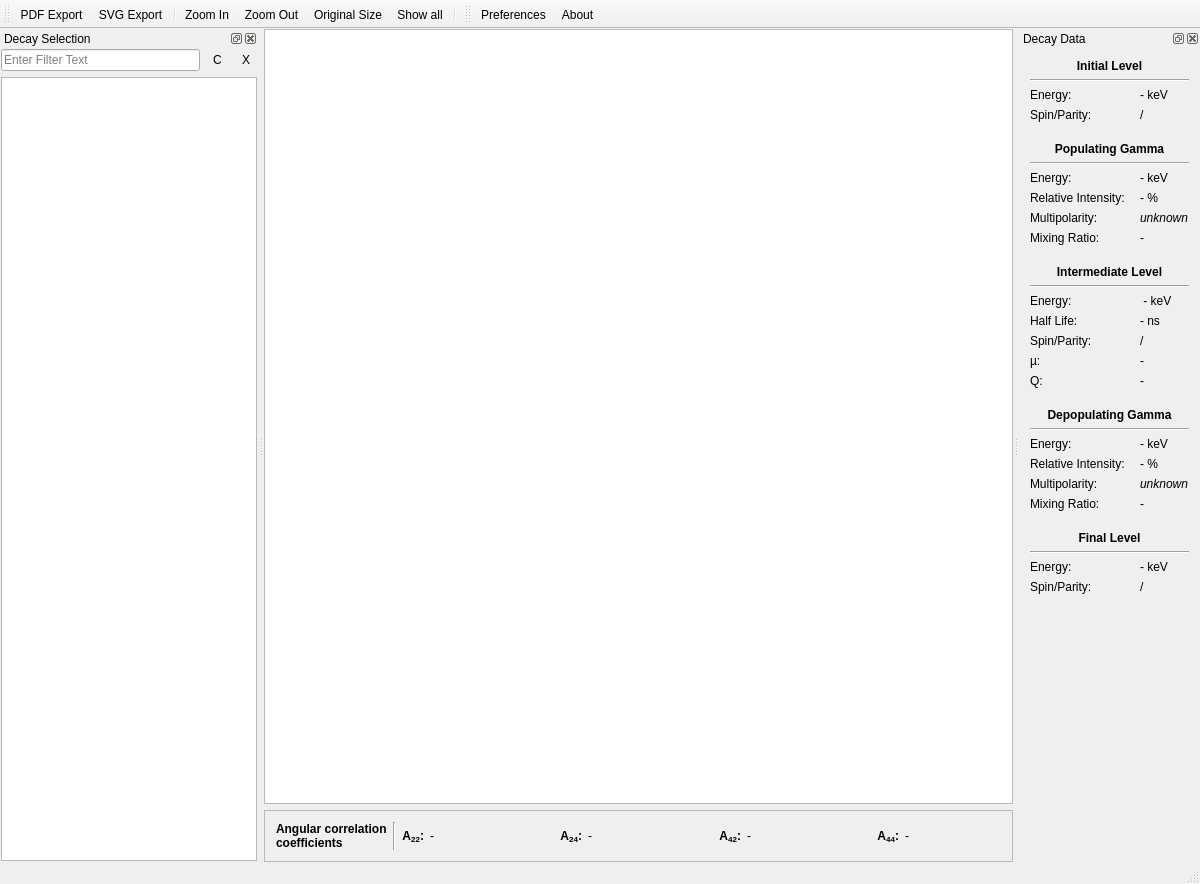
This is Nuclei.ui in martukas/nuclei as Qt 5 draws it before an edit. The edited form follows.
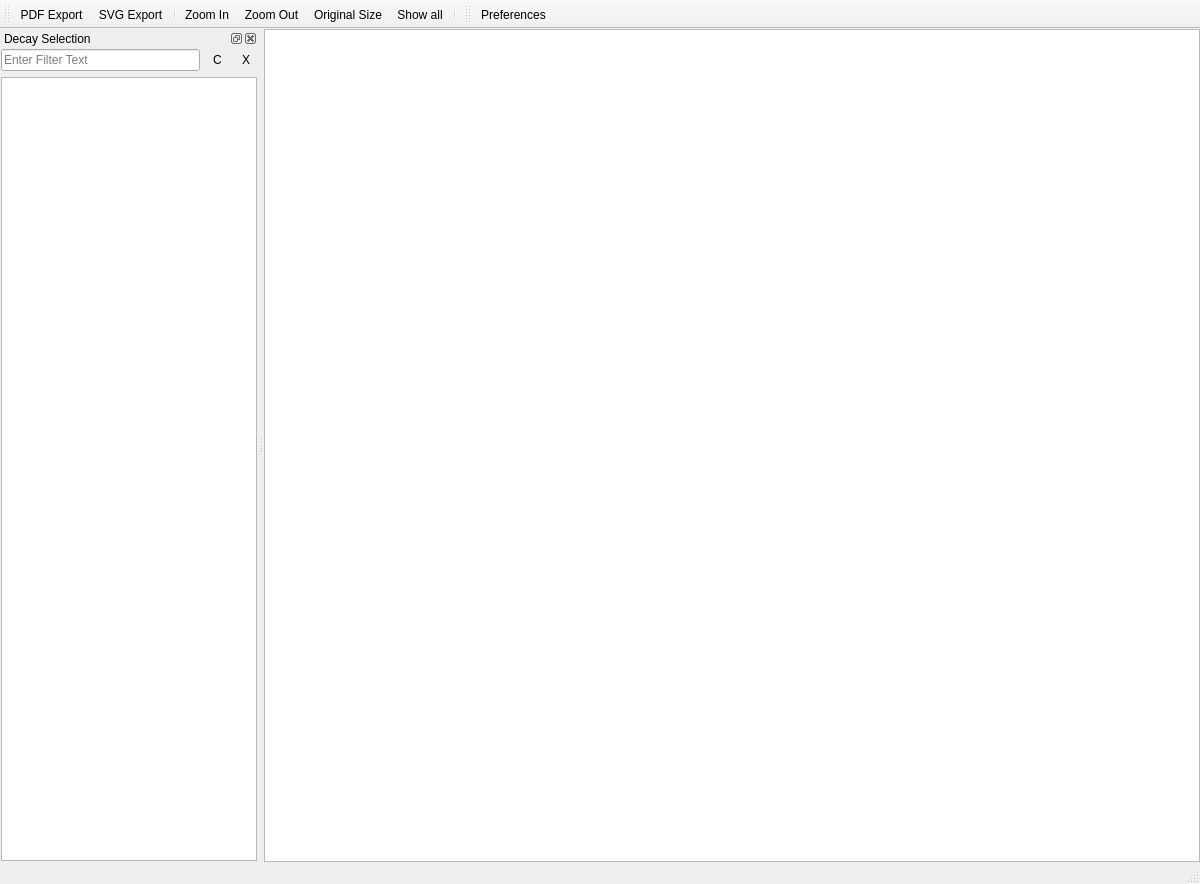
This is the edited form. Icons and pictures are not drawn. Custom widgets are drawn as their Qt base class.

```diff
--- a/Nuclei.ui
+++ b/Nuclei.ui
@@ -46,235 +46,6 @@
         </property>
        </widget>
       </item>
-      <item>
-       <widget class="QFrame" name="frame">
-        <property name="frameShape">
-         <enum>QFrame::StyledPanel</enum>
-        </property>
-        <property name="frameShadow">
-         <enum>QFrame::Raised</enum>
-        </property>
-        <layout class="QHBoxLayout" name="horizontalLayout">
-         <item>
-          <widget class="QLabel" name="anisotropyLabel">
-           <property name="font">
-            <font>
-             <weight>75</weight>
-             <bold>true</bold>
-            </font>
-           </property>
-           <property name="text">
-            <string>Angular correlation coefficients</string>
-           </property>
-           <property name="wordWrap">
-            <bool>true</bool>
-           </property>
-          </widget>
-         </item>
-         <item>
-          <widget class="Line" name="line">
-           <property name="orientation">
-            <enum>Qt::Vertical</enum>
-           </property>
-          </widget>
-         </item>
-         <item>
-          <widget class="QLabel" name="a22Label">
-           <property name="sizePolicy">
-            <sizepolicy hsizetype="Fixed" vsizetype="Preferred">
-             <horstretch>0</horstretch>
-             <verstretch>0</verstretch>
-            </sizepolicy>
-           </property>
-           <property name="font">
-            <font>
-             <weight>75</weight>
-             <bold>true</bold>
-            </font>
-           </property>
-           <property name="text">
-            <string>&lt;html&gt;&lt;head/&gt;&lt;body&gt;&lt;p&gt;A&lt;span style=&quot; vertical-align:sub;&quot;&gt;22&lt;/span&gt;:&lt;/p&gt;&lt;/body&gt;&lt;/html&gt;</string>
-           </property>
-           <property name="alignment">
-            <set>Qt::AlignRight|Qt::AlignTrailing|Qt::AlignVCenter</set>
-           </property>
-          </widget>
-         </item>
-         <item>
-          <widget class="QLabel" name="a22">
-           <property name="font">
-            <font>
-             <weight>50</weight>
-             <bold>false</bold>
-            </font>
-           </property>
-           <property name="toolTip">
-            <string>&lt;html&gt;&lt;head/&gt;&lt;body&gt;&lt;p&gt;A&lt;span style=&quot; vertical-align:sub;&quot;&gt;22&lt;/span&gt;&lt;/p&gt;&lt;p&gt;If the sign of δ&lt;sub&gt;1&lt;/sub&gt; or δ&lt;sub&gt;2&lt;/sub&gt; is unknown all possible combinations are shown. Results are then tagged with the signs of δ&lt;sub&gt;1&lt;/sub&gt; and δ&lt;sub&gt;2&lt;/sub&gt;.&lt;/p&gt;&lt;/body&gt;&lt;/html&gt;</string>
-           </property>
-           <property name="text">
-            <string>-</string>
-           </property>
-           <property name="wordWrap">
-            <bool>true</bool>
-           </property>
-           <property name="textInteractionFlags">
-            <set>Qt::LinksAccessibleByMouse|Qt::TextSelectableByKeyboard|Qt::TextSelectableByMouse</set>
-           </property>
-          </widget>
-         </item>
-         <item>
-          <widget class="QLabel" name="a24Label">
-           <property name="sizePolicy">
-            <sizepolicy hsizetype="Fixed" vsizetype="Preferred">
-             <horstretch>0</horstretch>
-             <verstretch>0</verstretch>
-            </sizepolicy>
-           </property>
-           <property name="minimumSize">
-            <size>
-             <width>50</width>
-             <height>0</height>
-            </size>
-           </property>
-           <property name="font">
-            <font>
-             <weight>75</weight>
-             <bold>true</bold>
-            </font>
-           </property>
-           <property name="text">
-            <string>&lt;html&gt;&lt;head/&gt;&lt;body&gt;&lt;p&gt;A&lt;span style=&quot; vertical-align:sub;&quot;&gt;24&lt;/span&gt;:&lt;/p&gt;&lt;/body&gt;&lt;/html&gt;</string>
-           </property>
-           <property name="alignment">
-            <set>Qt::AlignRight|Qt::AlignTrailing|Qt::AlignVCenter</set>
-           </property>
-          </widget>
-         </item>
-         <item>
-          <widget class="QLabel" name="a24">
-           <property name="font">
-            <font>
-             <weight>50</weight>
-             <bold>false</bold>
-            </font>
-           </property>
-           <property name="toolTip">
-            <string>&lt;html&gt;&lt;head/&gt;&lt;body&gt;&lt;p&gt;A&lt;span style=&quot; vertical-align:sub;&quot;&gt;24&lt;/span&gt;&lt;/p&gt;&lt;p&gt;If the sign of δ&lt;sub&gt;1&lt;/sub&gt; or δ&lt;sub&gt;2&lt;/sub&gt; is unknown all possible combinations are shown. Results are then tagged with the signs of δ&lt;sub&gt;1&lt;/sub&gt; and δ&lt;sub&gt;2&lt;/sub&gt;.&lt;/p&gt;&lt;/body&gt;&lt;/html&gt;</string>
-           </property>
-           <property name="text">
-            <string>-</string>
-           </property>
-           <property name="wordWrap">
-            <bool>true</bool>
-           </property>
-           <property name="textInteractionFlags">
-            <set>Qt::LinksAccessibleByMouse|Qt::TextSelectableByKeyboard|Qt::TextSelectableByMouse</set>
-           </property>
-          </widget>
-         </item>
-         <item>
-          <widget class="QLabel" name="a42Label">
-           <property name="sizePolicy">
-            <sizepolicy hsizetype="Fixed" vsizetype="Preferred">
-             <horstretch>0</horstretch>
-             <verstretch>0</verstretch>
-            </sizepolicy>
-           </property>
-           <property name="minimumSize">
-            <size>
-             <width>50</width>
-             <height>0</height>
-            </size>
-           </property>
-           <property name="font">
-            <font>
-             <weight>75</weight>
-             <bold>true</bold>
-            </font>
-           </property>
-           <property name="text">
-            <string>&lt;html&gt;&lt;head/&gt;&lt;body&gt;&lt;p&gt;A&lt;span style=&quot; vertical-align:sub;&quot;&gt;42&lt;/span&gt;:&lt;/p&gt;&lt;/body&gt;&lt;/html&gt;</string>
-           </property>
-           <property name="alignment">
-            <set>Qt::AlignRight|Qt::AlignTrailing|Qt::AlignVCenter</set>
-           </property>
-          </widget>
-         </item>
-         <item>
-          <widget class="QLabel" name="a42">
-           <property name="font">
-            <font>
-             <weight>50</weight>
-             <bold>false</bold>
-            </font>
-           </property>
-           <property name="toolTip">
-            <string>&lt;html&gt;&lt;head/&gt;&lt;body&gt;&lt;p&gt;A&lt;span style=&quot; vertical-align:sub;&quot;&gt;42&lt;/span&gt;&lt;/p&gt;&lt;p&gt;If the sign of δ&lt;sub&gt;1&lt;/sub&gt; or δ&lt;sub&gt;2&lt;/sub&gt; is unknown all possible combinations are shown. Results are then tagged with the signs of δ&lt;sub&gt;1&lt;/sub&gt; and δ&lt;sub&gt;2&lt;/sub&gt;.&lt;/p&gt;&lt;/body&gt;&lt;/html&gt;</string>
-           </property>
-           <property name="text">
-            <string>-</string>
-           </property>
-           <property name="wordWrap">
-            <bool>true</bool>
-           </property>
-           <property name="textInteractionFlags">
-            <set>Qt::LinksAccessibleByMouse|Qt::TextSelectableByKeyboard|Qt::TextSelectableByMouse</set>
-           </property>
-          </widget>
-         </item>
-         <item>
-          <widget class="QLabel" name="a44Label">
-           <property name="sizePolicy">
-            <sizepolicy hsizetype="Fixed" vsizetype="Preferred">
-             <horstretch>0</horstretch>
-             <verstretch>0</verstretch>
-            </sizepolicy>
-           </property>
-           <property name="minimumSize">
-            <size>
-             <width>50</width>
-             <height>0</height>
-            </size>
-           </property>
-           <property name="font">
-            <font>
-             <weight>75</weight>
-             <bold>true</bold>
-            </font>
-           </property>
-           <property name="text">
-            <string>&lt;html&gt;&lt;head/&gt;&lt;body&gt;&lt;p&gt;A&lt;span style=&quot; vertical-align:sub;&quot;&gt;44&lt;/span&gt;:&lt;/p&gt;&lt;/body&gt;&lt;/html&gt;</string>
-           </property>
-           <property name="alignment">
-            <set>Qt::AlignRight|Qt::AlignTrailing|Qt::AlignVCenter</set>
-           </property>
-          </widget>
-         </item>
-         <item>
-          <widget class="QLabel" name="a44">
-           <property name="font">
-            <font>
-             <weight>50</weight>
-             <bold>false</bold>
-            </font>
-           </property>
-           <property name="toolTip">
-            <string>&lt;html&gt;&lt;head/&gt;&lt;body&gt;&lt;p&gt;A&lt;span style=&quot; vertical-align:sub;&quot;&gt;44&lt;/span&gt;&lt;/p&gt;&lt;p&gt;If the sign of δ&lt;sub&gt;1&lt;/sub&gt; or δ&lt;sub&gt;2&lt;/sub&gt; is unknown all possible combinations are shown. Results are then tagged with the signs of δ&lt;sub&gt;1&lt;/sub&gt; and δ&lt;sub&gt;2&lt;/sub&gt;.&lt;/p&gt;&lt;/body&gt;&lt;/html&gt;</string>
-           </property>
-           <property name="text">
-            <string>-</string>
-           </property>
-           <property name="wordWrap">
-            <bool>true</bool>
-           </property>
-           <property name="textInteractionFlags">
-            <set>Qt::LinksAccessibleByMouse|Qt::TextSelectableByKeyboard|Qt::TextSelectableByMouse</set>
-           </property>
-          </widget>
-         </item>
-        </layout>
-       </widget>
-      </item>
      </layout>
     </item>
    </layout>
@@ -390,468 +161,6 @@
     </layout>
    </widget>
   </widget>
-  <widget class="QDockWidget" name="decayInfoDock">
-   <property name="allowedAreas">
-    <set>Qt::LeftDockWidgetArea|Qt::RightDockWidgetArea</set>
-   </property>
-   <property name="windowTitle">
-    <string>Decay Data</string>
-   </property>
-   <attribute name="dockWidgetArea">
-    <number>2</number>
-   </attribute>
-   <widget class="QWidget" name="dockWidgetContents">
-    <layout class="QFormLayout" name="formLayout">
-     <property name="fieldGrowthPolicy">
-      <enum>QFormLayout::ExpandingFieldsGrow</enum>
-     </property>
-     <property name="horizontalSpacing">
-      <number>15</number>
-     </property>
-     <item row="2" column="0">
-      <widget class="QLabel" name="startEnergyLabel">
-       <property name="text">
-        <string>Energy:</string>
-       </property>
-      </widget>
-     </item>
-     <item row="3" column="0">
-      <widget class="QLabel" name="startSpinLabel">
-       <property name="text">
-        <string>Spin/Parity:</string>
-       </property>
-      </widget>
-     </item>
-     <item row="5" column="0" colspan="2">
-      <widget class="QLabel" name="popGammaLabel">
-       <property name="font">
-        <font>
-         <weight>75</weight>
-         <bold>true</bold>
-        </font>
-       </property>
-       <property name="text">
-        <string>Populating Gamma</string>
-       </property>
-       <property name="alignment">
-        <set>Qt::AlignCenter</set>
-       </property>
-      </widget>
-     </item>
-     <item row="7" column="0" colspan="2">
-      <widget class="Line" name="line_4">
-       <property name="orientation">
-        <enum>Qt::Horizontal</enum>
-       </property>
-      </widget>
-     </item>
-     <item row="8" column="0">
-      <widget class="QLabel" name="popEnergyLabel">
-       <property name="text">
-        <string>Energy:</string>
-       </property>
-      </widget>
-     </item>
-     <item row="8" column="1">
-      <widget class="QLabel" name="popEnergy">
-       <property name="text">
-        <string>- keV</string>
-       </property>
-      </widget>
-     </item>
-     <item row="9" column="0">
-      <widget class="QLabel" name="popIntensityLabel">
-       <property name="text">
-        <string>Relative Intensity:</string>
-       </property>
-      </widget>
-     </item>
-     <item row="9" column="1">
-      <widget class="QLabel" name="popIntensity">
-       <property name="text">
-        <string>- %</string>
-       </property>
-      </widget>
-     </item>
-     <item row="10" column="0">
-      <widget class="QLabel" name="popMultipolarityLabel">
-       <property name="text">
-        <string>Multipolarity:</string>
-       </property>
-      </widget>
-     </item>
-     <item row="10" column="1">
-      <widget class="QLabel" name="popMultipolarity">
-       <property name="text">
-        <string>&lt;i&gt;unknown&lt;/i&gt;</string>
-       </property>
-      </widget>
-     </item>
-     <item row="11" column="0">
-      <widget class="QLabel" name="popMixingLabel">
-       <property name="toolTip">
-        <string>δ</string>
-       </property>
-       <property name="text">
-        <string>Mixing Ratio:</string>
-       </property>
-      </widget>
-     </item>
-     <item row="11" column="1">
-      <widget class="QLabel" name="popMixing">
-       <property name="toolTip">
-        <string>δ</string>
-       </property>
-       <property name="text">
-        <string>-</string>
-       </property>
-      </widget>
-     </item>
-     <item row="12" column="0" colspan="2">
-      <spacer name="verticalSpacer">
-       <property name="orientation">
-        <enum>Qt::Vertical</enum>
-       </property>
-       <property name="sizeType">
-        <enum>QSizePolicy::Fixed</enum>
-       </property>
-       <property name="sizeHint" stdset="0">
-        <size>
-         <width>0</width>
-         <height>8</height>
-        </size>
-       </property>
-      </spacer>
-     </item>
-     <item row="13" column="0" colspan="2">
-      <widget class="QLabel" name="intermedLevelLabel">
-       <property name="font">
-        <font>
-         <weight>75</weight>
-         <bold>true</bold>
-        </font>
-       </property>
-       <property name="text">
-        <string>Intermediate Level</string>
-       </property>
-       <property name="alignment">
-        <set>Qt::AlignCenter</set>
-       </property>
-      </widget>
-     </item>
-     <item row="14" column="0" colspan="2">
-      <widget class="Line" name="line_3">
-       <property name="orientation">
-        <enum>Qt::Horizontal</enum>
-       </property>
-      </widget>
-     </item>
-     <item row="15" column="0">
-      <widget class="QLabel" name="intEnergyLabel">
-       <property name="text">
-        <string>Energy:</string>
-       </property>
-      </widget>
-     </item>
-     <item row="15" column="1">
-      <widget class="QLabel" name="intEnergy">
-       <property name="text">
-        <string> - keV</string>
-       </property>
-      </widget>
-     </item>
-     <item row="16" column="0">
-      <widget class="QLabel" name="intHalfLifeLabel">
-       <property name="text">
-        <string>Half Life:</string>
-       </property>
-      </widget>
-     </item>
-     <item row="16" column="1">
-      <widget class="QLabel" name="intHalfLife">
-       <property name="text">
-        <string>- ns</string>
-       </property>
-      </widget>
-     </item>
-     <item row="17" column="1">
-      <widget class="QLabel" name="intSpin">
-       <property name="text">
-        <string>/</string>
-       </property>
-      </widget>
-     </item>
-     <item row="20" column="0" colspan="2">
-      <spacer name="verticalSpacer_2">
-       <property name="orientation">
-        <enum>Qt::Vertical</enum>
-       </property>
-       <property name="sizeType">
-        <enum>QSizePolicy::Fixed</enum>
-       </property>
-       <property name="sizeHint" stdset="0">
-        <size>
-         <width>0</width>
-         <height>8</height>
-        </size>
-       </property>
-      </spacer>
-     </item>
-     <item row="21" column="0" colspan="2">
-      <widget class="QLabel" name="depopGammaLabel">
-       <property name="font">
-        <font>
-         <weight>75</weight>
-         <bold>true</bold>
-        </font>
-       </property>
-       <property name="text">
-        <string>Depopulating Gamma</string>
-       </property>
-       <property name="alignment">
-        <set>Qt::AlignCenter</set>
-       </property>
-      </widget>
-     </item>
-     <item row="22" column="0" colspan="2">
-      <widget class="Line" name="line_5">
-       <property name="orientation">
-        <enum>Qt::Horizontal</enum>
-       </property>
-      </widget>
-     </item>
-     <item row="23" column="0">
-      <widget class="QLabel" name="depopEnergyLabel">
-       <property name="text">
-        <string>Energy:</string>
-       </property>
-      </widget>
-     </item>
-     <item row="23" column="1">
-      <widget class="QLabel" name="depopEnergy">
-       <property name="text">
-        <string>- keV</string>
-       </property>
-      </widget>
-     </item>
-     <item row="24" column="0">
-      <widget class="QLabel" name="depopIntensityLabel">
-       <property name="text">
-        <string>Relative Intensity:</string>
-       </property>
-      </widget>
-     </item>
-     <item row="24" column="1">
-      <widget class="QLabel" name="depopIntensity">
-       <property name="text">
-        <string>- %</string>
-       </property>
-      </widget>
-     </item>
-     <item row="25" column="0">
-      <widget class="QLabel" name="depopMultipolarityLabel">
-       <property name="text">
-        <string>Multipolarity:</string>
-       </property>
-      </widget>
-     </item>
-     <item row="25" column="1">
-      <widget class="QLabel" name="depopMultipolarity">
-       <property name="text">
-        <string>&lt;i&gt;unknown&lt;/i&gt;</string>
-       </property>
-      </widget>
-     </item>
-     <item row="27" column="1">
-      <widget class="QLabel" name="depopMixing">
-       <property name="toolTip">
-        <string>δ</string>
-       </property>
-       <property name="text">
-        <string>-</string>
-       </property>
-      </widget>
-     </item>
-     <item row="1" column="0" colspan="2">
-      <widget class="Line" name="line_6">
-       <property name="orientation">
-        <enum>Qt::Horizontal</enum>
-       </property>
-      </widget>
-     </item>
-     <item row="0" column="0" colspan="2">
-      <widget class="QLabel" name="startLevelLabel">
-       <property name="font">
-        <font>
-         <weight>75</weight>
-         <bold>true</bold>
-        </font>
-       </property>
-       <property name="text">
-        <string>Initial Level</string>
-       </property>
-       <property name="alignment">
-        <set>Qt::AlignCenter</set>
-       </property>
-      </widget>
-     </item>
-     <item row="4" column="0" colspan="2">
-      <spacer name="verticalSpacer_3">
-       <property name="orientation">
-        <enum>Qt::Vertical</enum>
-       </property>
-       <property name="sizeType">
-        <enum>QSizePolicy::Fixed</enum>
-       </property>
-       <property name="sizeHint" stdset="0">
-        <size>
-         <width>0</width>
-         <height>8</height>
-        </size>
-       </property>
-      </spacer>
-     </item>
-     <item row="29" column="0" colspan="2">
-      <widget class="QLabel" name="endLevelLabel">
-       <property name="font">
-        <font>
-         <weight>75</weight>
-         <bold>true</bold>
-        </font>
-       </property>
-       <property name="text">
-        <string>Final Level</string>
-       </property>
-       <property name="alignment">
-        <set>Qt::AlignCenter</set>
-       </property>
-      </widget>
-     </item>
-     <item row="28" column="0" colspan="2">
-      <spacer name="verticalSpacer_4">
-       <property name="orientation">
-        <enum>Qt::Vertical</enum>
-       </property>
-       <property name="sizeType">
-        <enum>QSizePolicy::Fixed</enum>
-       </property>
-       <property name="sizeHint" stdset="0">
-        <size>
-         <width>0</width>
-         <height>8</height>
-        </size>
-       </property>
-      </spacer>
-     </item>
-     <item row="30" column="0" colspan="2">
-      <widget class="Line" name="line_7">
-       <property name="orientation">
-        <enum>Qt::Horizontal</enum>
-       </property>
-      </widget>
-     </item>
-     <item row="31" column="0">
-      <widget class="QLabel" name="endEnergyLabel">
-       <property name="text">
-        <string>Energy:</string>
-       </property>
-      </widget>
-     </item>
-     <item row="32" column="0">
-      <widget class="QLabel" name="endSpinLabel">
-       <property name="text">
-        <string>Spin/Parity:</string>
-       </property>
-      </widget>
-     </item>
-     <item row="31" column="1">
-      <widget class="QLabel" name="endEnergy">
-       <property name="text">
-        <string>- keV</string>
-       </property>
-      </widget>
-     </item>
-     <item row="32" column="1">
-      <widget class="QLabel" name="endSpin">
-       <property name="text">
-        <string>/</string>
-       </property>
-      </widget>
-     </item>
-     <item row="2" column="1">
-      <widget class="QLabel" name="startEnergy">
-       <property name="text">
-        <string>- keV</string>
-       </property>
-      </widget>
-     </item>
-     <item row="3" column="1">
-      <widget class="QLabel" name="startSpin">
-       <property name="text">
-        <string>/</string>
-       </property>
-      </widget>
-     </item>
-     <item row="17" column="0">
-      <widget class="QLabel" name="intSpinLabel">
-       <property name="text">
-        <string>Spin/Parity:</string>
-       </property>
-      </widget>
-     </item>
-     <item row="27" column="0">
-      <widget class="QLabel" name="depopMixingLabel">
-       <property name="toolTip">
-        <string>δ</string>
-       </property>
-       <property name="text">
-        <string>Mixing Ratio:</string>
-       </property>
-      </widget>
-     </item>
-     <item row="18" column="0">
-      <widget class="QLabel" name="intMuLabel">
-       <property name="toolTip">
-        <string>Magnetic dipole moment of the intermediate level</string>
-       </property>
-       <property name="text">
-        <string>µ:</string>
-       </property>
-      </widget>
-     </item>
-     <item row="19" column="0">
-      <widget class="QLabel" name="intQLabel">
-       <property name="toolTip">
-        <string>Electric quadrupole moment of the intermediate level</string>
-       </property>
-       <property name="text">
-        <string>Q:</string>
-       </property>
-      </widget>
-     </item>
-     <item row="18" column="1">
-      <widget class="QLabel" name="intMu">
-       <property name="toolTip">
-        <string>Magnetic dipole moment of the intermediate level</string>
-       </property>
-       <property name="text">
-        <string>-</string>
-       </property>
-      </widget>
-     </item>
-     <item row="19" column="1">
-      <widget class="QLabel" name="intQ">
-       <property name="toolTip">
-        <string>Electric quadrupole moment of the intermediate level</string>
-       </property>
-       <property name="text">
-        <string>-</string>
-       </property>
-      </widget>
-     </item>
-    </layout>
-   </widget>
-  </widget>
   <widget class="QToolBar" name="extrasBar">
    <property name="windowTitle">
     <string>About Tool Bar</string>
@@ -869,7 +178,6 @@
     <bool>false</bool>
    </attribute>
    <addaction name="actionPreferences"/>
-   <addaction name="actionAbout"/>
   </widget>
   <action name="actionZoom_In">
    <property name="icon">
@@ -925,21 +233,6 @@
     <string>Zoom to Original Size</string>
    </property>
   </action>
-  <action name="actionAbout">
-   <property name="icon">
-    <iconset resource="nuclei.qrc">
-     <normaloff>:/toolbar/help-about.png</normaloff>:/toolbar/help-about.png</iconset>
-   </property>
-   <property name="text">
-    <string>About</string>
-   </property>
-   <property name="toolTip">
-    <string>About Nuclei</string>
-   </property>
-   <property name="shortcut">
-    <string>Ctrl+I</string>
-   </property>
-  </action>
   <action name="actionSVG_Export">
    <property name="icon">
     <iconset resource="nuclei.qrc">
```
Left out of the diff: 22 changed lines with no effect on the pictures.
